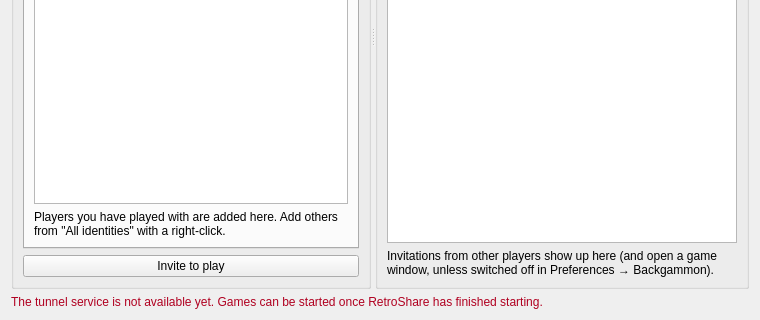
Qt form gui/BackgammonPage.ui (defnax/backgammon) before a commit; both pictures show x 0 to 760 and y 300 to 620 of the 760 by 620 pixel window.
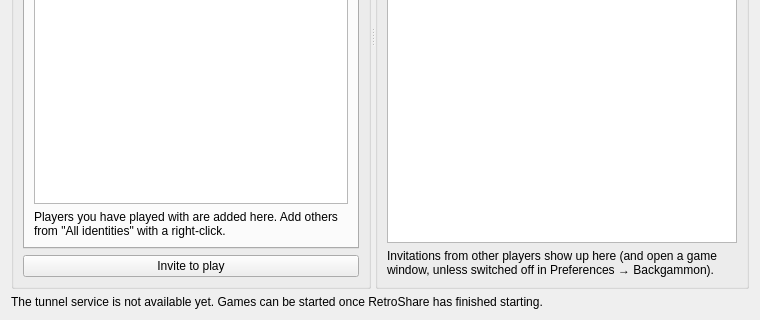
The same form after that commit. Icons and pictures are not drawn. Custom widgets are drawn as their Qt base class.

```diff
--- a/gui/BackgammonPage.ui
+++ b/gui/BackgammonPage.ui
@@ -272,9 +272,6 @@
    </item>
    <item>
     <widget class="QLabel" name="serviceStatusLabel">
-     <property name="styleSheet">
-      <string notr="true">QLabel { color: #b00020; }</string>
-     </property>
      <property name="text">
       <string>The tunnel service is not available yet. Games can be started once RetroShare has finished starting.</string>
      </property>
```
